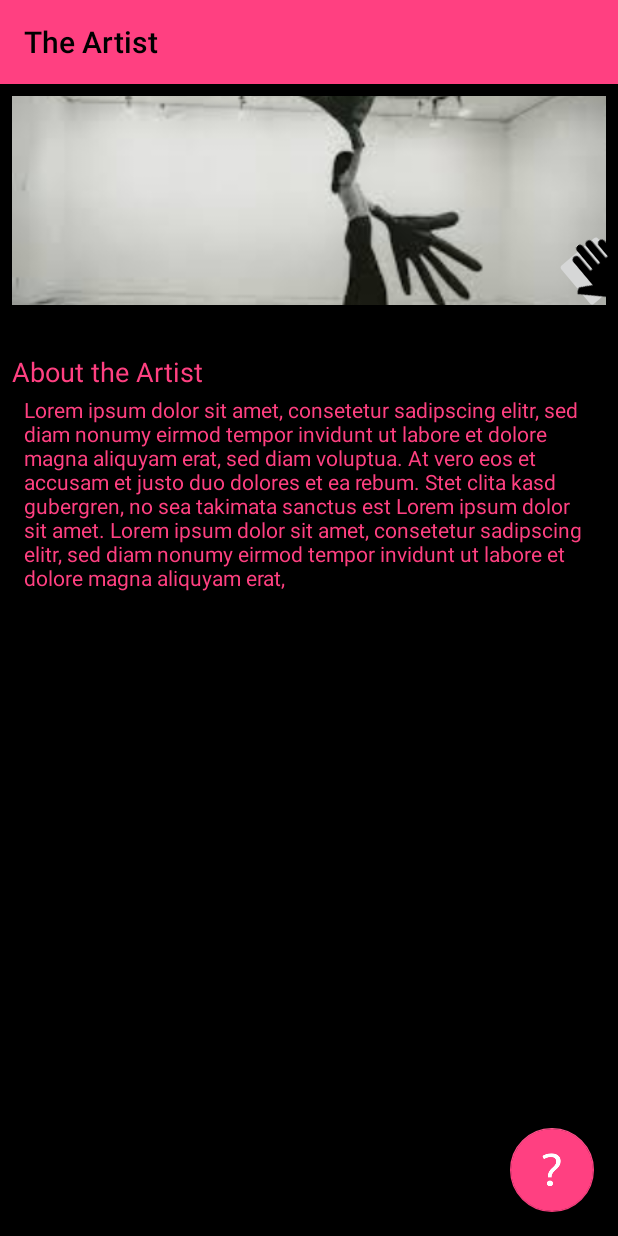
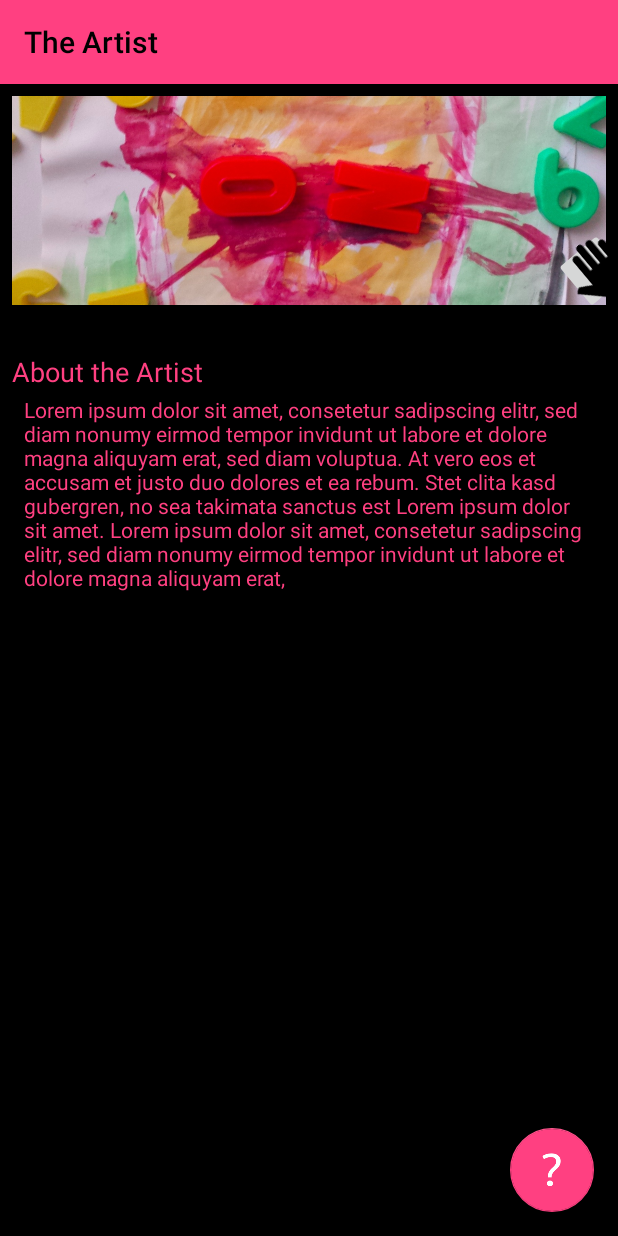
Before and after one commit to Dancingintherain/FeelFreeToTouchApp, an Android app: the ArtistInfoActivity screen opened directly, with no data from a screen before it, on a phone screen of 412 x 824 dp. Run offline under Robolectric (Android 15) with nearby library versions, the light colour scheme and no system bars.

Commit message:
changed picture

```diff
--- a/app/src/main/java/de/htw_berlin/katharinapapke/feelfreetotouchapp/MainActivity.java
+++ b/app/src/main/java/de/htw_berlin/katharinapapke/feelfreetotouchapp/MainActivity.java
@@ -48,7 +48,7 @@ public class MainActivity extends AppCompatActivity {
             @Override
             public void onClick(View v) {
                 Toast.makeText(MainActivity.this,
-                        "This art object was created to change the meaning while playing with different letters", Toast.LENGTH_LONG).show();
+                        "Change the meaning of this art object while playing with different letters", Toast.LENGTH_LONG).show();
             }
         });
 
--- a/app/src/main/res/layout/content_artist_info.xml
+++ b/app/src/main/res/layout/content_artist_info.xml
@@ -24,7 +24,7 @@
         app:layout_constraintLeft_toLeftOf="parent"
         app:layout_constraintRight_toRightOf="parent"
         app:layout_constraintTop_toTopOf="parent"
-        app:srcCompat="@drawable/artist_picture"
+        app:srcCompat="@drawable/mainpicture"
         tools:layout_constraintLeft_creator="1"
         tools:layout_constraintRight_creator="1" />
 
```
